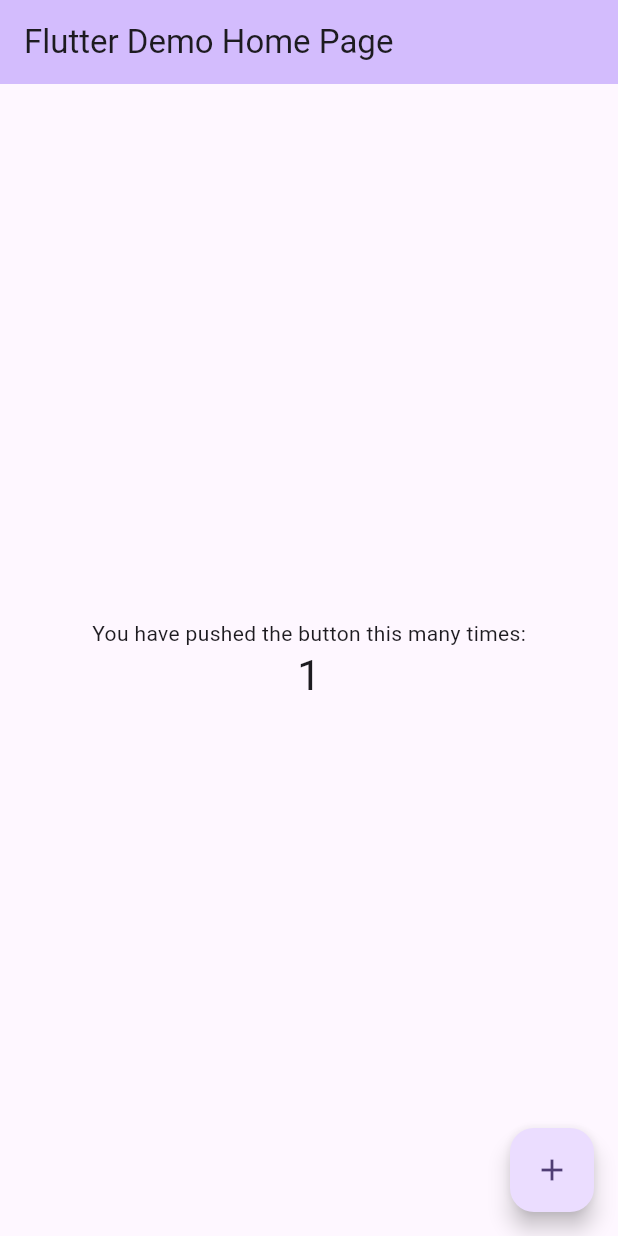
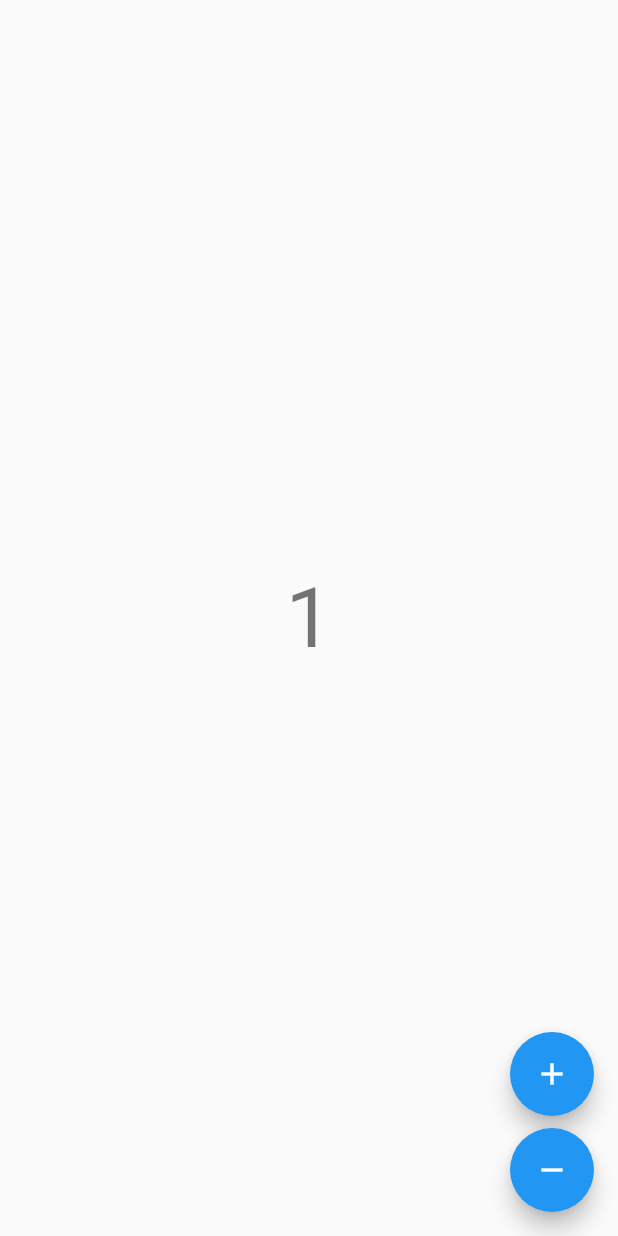
Before and after one commit to kietdev123/ecommerce_mobile_app, a Flutter app: the screen it shows after launch, after a tap on the "add" icon, on a phone screen of 412 x 824 dp. Run offline on Flutter 3.47's test engine with Material 2 defaults, Android fonts, the phone set to English and light mode, and no system bars; our stand-ins replace bloc, flutter_bloc.

Commit message:
Add counter expamle

```diff
--- /dev/null
+++ b/lib/bloc/counter/counter_cubit.dart
@@ -0,0 +1,15 @@
+import 'package:bloc/bloc.dart';
+
+/// {@template counter_cubit}
+/// A [Cubit] which manages an [int] as its state.
+/// {@endtemplate}
+class CounterCubit extends Cubit<int> {
+  /// {@macro counter_cubit}
+  CounterCubit() : super(0);
+
+  /// Add 1 to the current state.
+  void increment() => emit(state + 1);
+
+  /// Subtract 1 from the current state.
+  void decrement() => emit(state - 1);
+}
--- /dev/null
+++ b/lib/bloc/state_observer.dart
@@ -0,0 +1,13 @@
+import 'package:flutter_bloc/flutter_bloc.dart';
+
+class StateObserver extends BlocObserver {
+  /// {@macro State_observer}
+  const StateObserver();
+
+  @override
+  void onChange(BlocBase<dynamic> bloc, Change<dynamic> change) {
+    super.onChange(bloc, change);
+    // ignore: avoid_print
+    print('${bloc.runtimeType} $change');
+  }
+}
--- a/lib/main.dart
+++ b/lib/main.dart
@@ -1,7 +1,16 @@
+import 'package:ecommerce_mobile_app/bloc/state_observer.dart';
+import 'package:ecommerce_mobile_app/views/counter/counter_page.dart';
 import 'package:flutter/material.dart';
+import 'package:flutter_bloc/flutter_bloc.dart';
 
 void main() {
-  runApp(const MyApp());
+  Bloc.observer = const StateObserver();
+  runApp(const CounterApp());
+}
+
+class CounterApp extends MaterialApp {
+  /// {@macro counter_app}
+  const CounterApp({super.key}) : super(home: const CounterPage());
 }
 
 class MyApp extends StatelessWidget {
--- /dev/null
+++ b/lib/views/counter/counter_page.dart
@@ -0,0 +1,21 @@
+import 'package:ecommerce_mobile_app/bloc/counter/counter_cubit.dart';
+import 'package:ecommerce_mobile_app/views/counter/counter_view.dart';
+import 'package:flutter/material.dart';
+import 'package:flutter_bloc/flutter_bloc.dart';
+
+/// {@template counter_page}
+/// A [StatelessWidget] which is responsible for providing a
+/// [CounterCubit] instance to the [CounterView].
+/// {@endtemplate}
+class CounterPage extends StatelessWidget {
+  /// {@macro counter_page}
+  const CounterPage({super.key});
+
+  @override
+  Widget build(BuildContext context) {
+    return BlocProvider(
+      create: (_) => CounterCubit(),
+      child: const CounterView(),
+    );
+  }
+}
--- /dev/null
+++ b/lib/views/counter/counter_view.dart
@@ -0,0 +1,43 @@
+import 'package:ecommerce_mobile_app/bloc/counter/counter_cubit.dart';
+import 'package:flutter/material.dart';
+import 'package:flutter_bloc/flutter_bloc.dart';
+
+/// {@template counter_view}
+/// A [StatelessWidget] which reacts to the provided
+/// [CounterCubit] state and notifies it in response to user input.
+/// {@endtemplate}
+class CounterView extends StatelessWidget {
+  /// {@macro counter_view}
+  const CounterView({super.key});
+
+  @override
+  Widget build(BuildContext context) {
+    final textTheme = Theme.of(context).textTheme;
+    return Scaffold(
+      body: Center(
+        child: BlocBuilder<CounterCubit, int>(
+          builder: (context, state) {
+            return Text('$state', style: textTheme.displayMedium);
+          },
+        ),
+      ),
+      floatingActionButton: Column(
+        mainAxisAlignment: MainAxisAlignment.end,
+        crossAxisAlignment: CrossAxisAlignment.end,
+        children: <Widget>[
+          FloatingActionButton(
+            key: const Key('counterView_increment_floatingActionButton'),
+            child: const Icon(Icons.add),
+            onPressed: () => context.read<CounterCubit>().increment(),
+          ),
+          const SizedBox(height: 8),
+          FloatingActionButton(
+            key: const Key('counterView_decrement_floatingActionButton'),
+            child: const Icon(Icons.remove),
+            onPressed: () => context.read<CounterCubit>().decrement(),
+          ),
+        ],
+      ),
+    );
+  }
+}
--- a/pubspec.yaml
+++ b/pubspec.yaml
@@ -35,6 +35,7 @@ dependencies:
   # The following adds the Cupertino Icons font to your application.
   # Use with the CupertinoIcons class for iOS style icons.
   cupertino_icons: ^1.0.2
+  flutter_bloc: ^8.1.3
 
 dev_dependencies:
   flutter_test:
```
Also changed, not shown: pubspec.lock.
